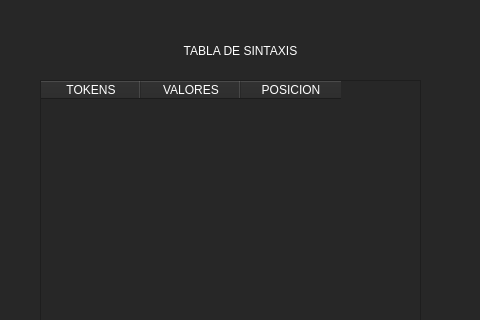
Before: the Qt Designer form Views/main.ui in AxelRuLo/CompiladoresP1, drawn with Qt 5; both pictures show x 630 to 1110 and y 0 to 320 of the 1290 by 800 pixel window.
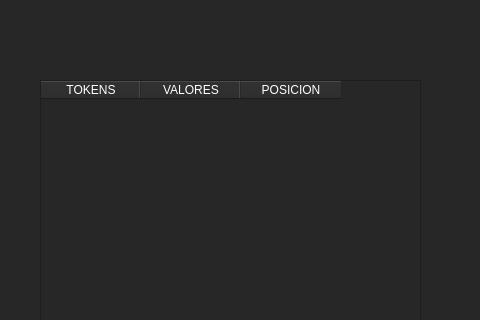
After: the same form once the commit is applied.

What changed in the file:
```diff
--- a/Views/main.ui
+++ b/Views/main.ui
@@ -292,26 +292,6 @@
      <set>Qt::AlignCenter</set>
     </property>
    </widget>
-   <widget class="QLabel" name="label_tablaSintaxis">
-    <property name="geometry">
-     <rect>
-      <x>770</x>
-      <y>40</y>
-      <width>201</width>
-      <height>21</height>
-     </rect>
-    </property>
-    <property name="styleSheet">
-     <string notr="true">color: rgb(255, 255, 255);
-font: 63 12pt &quot;Segoe UI Semibold&quot;;</string>
-    </property>
-    <property name="text">
-     <string>TABLA DE SINTAXIS</string>
-    </property>
-    <property name="alignment">
-     <set>Qt::AlignCenter</set>
-    </property>
-   </widget>
    <widget class="QLabel" name="label_lexicoInvalido">
     <property name="geometry">
      <rect>
```
